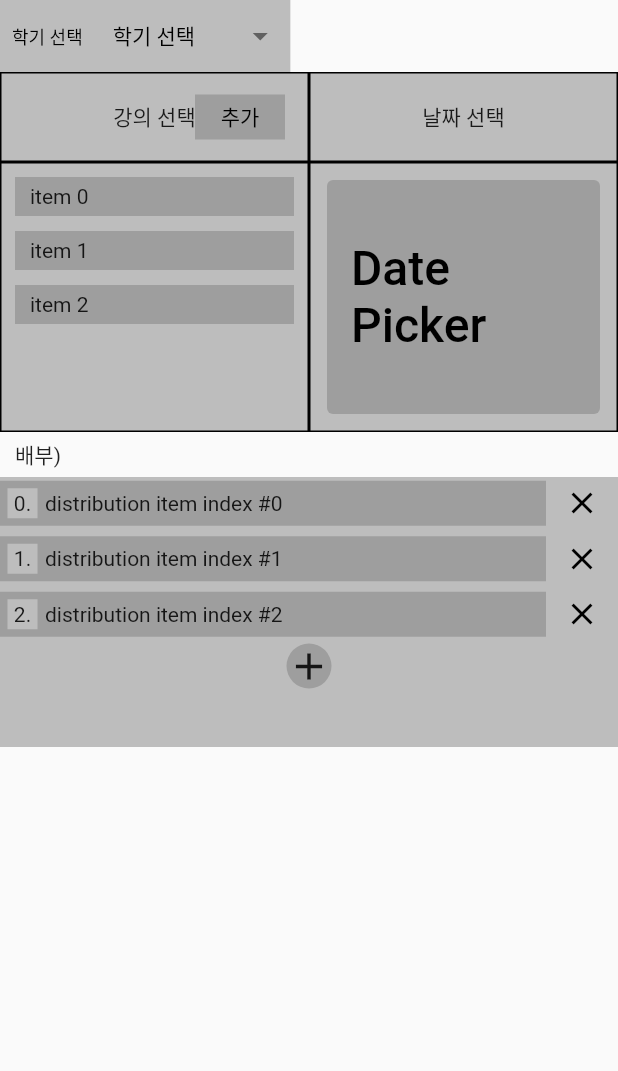
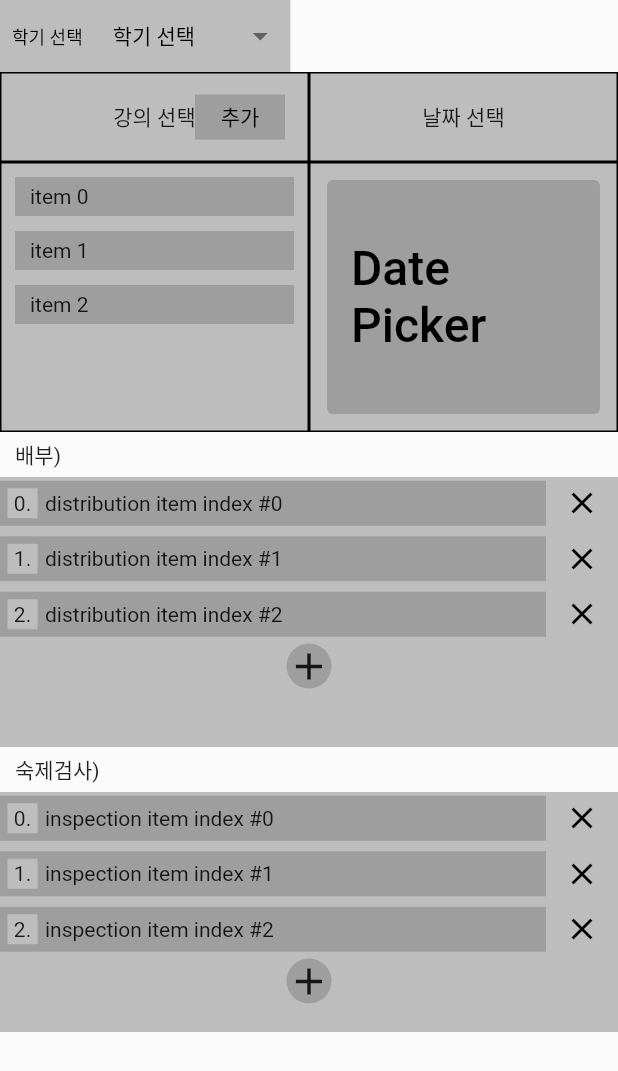
Before and after one commit to emotionalboySY/paper_check_dy, a Flutter app: the screen it shows after launch, on a phone screen of 412 x 824 dp. Shown: the top 1071 px of the screen. Run offline on Flutter 3.47's test engine with Material 2 defaults, Android fonts, the phone set to English and light mode, and no system bars.

Commit message:
feat: add inspection container

```diff
--- /dev/null
+++ b/lib/content_inspection.dart
@@ -0,0 +1,131 @@
+import 'package:flutter/material.dart';
+
+class ContentInspection extends StatefulWidget {
+  const ContentInspection({super.key});
+
+  @override
+  State<ContentInspection> createState() => _ContentInspectionState();
+}
+
+class _ContentInspectionState extends State<ContentInspection> {
+  @override
+  Widget build(BuildContext context) {
+    return Column(
+      children: [
+        const SizedBox(
+          height: 30,
+          child: Align(
+            alignment: Alignment.centerLeft,
+            child: Padding(
+              padding: EdgeInsets.only(left: 10.0),
+              child: Text("숙제검사)"),
+            ),
+          ),
+        ),
+        SizedBox(
+          height: 160,
+          width: double.infinity,
+          child: DecoratedBox(
+            decoration: BoxDecoration(
+              color: Colors.grey.shade400,
+            ),
+            child: Column(
+              children: [
+                ListView(
+                  shrinkWrap: true,
+                  children: List<Widget>.generate(
+                    3,
+                    (index) {
+                      return Padding(
+                        padding: const EdgeInsets.only(bottom: 2.0),
+                        child: SizedBox(
+                          height: 35,
+                          width: double.infinity,
+                          child: Row(
+                            children: [
+                              Expanded(
+                                child: SizedBox(
+                                  height: 30,
+                                  width: double.infinity,
+                                  child: DecoratedBox(
+                                    decoration: BoxDecoration(
+                                      color: Colors.grey.shade500,
+                                    ),
+                                    child: Row(
+                                      mainAxisAlignment:
+                                          MainAxisAlignment.start,
+                                      children: [
+                                        Padding(
+                                          padding: const EdgeInsets.symmetric(
+                                              horizontal: 5.0),
+                                          child: SizedBox(
+                                            width: 20,
+                                            height: 20,
+                                            child: DecoratedBox(
+                                              decoration: BoxDecoration(
+                                                color: Colors.grey.shade400,
+                                              ),
+                                              child: Center(
+                                                child: Text(
+                                                  "$index.",
+                                                ),
+                                              ),
+                                            ),
+                                          ),
+                                        ),
+                                        Text(
+                                          "inspection item index #$index",
+                                        )
+                                      ],
+                                    ),
+                                  ),
+                                ),
+                              ),
+                              Align(
+                                alignment: Alignment.centerRight,
+                                child: IconButton(
+                                  padding: EdgeInsets.zero,
+                                  onPressed: () {},
+                                  icon: const Icon(
+                                    Icons.close,
+                                    color: Colors.black,
+                                  ),
+                                ),
+                              ),
+                            ],
+                          ),
+                        ),
+                      );
+                    },
+                  ),
+                ),
+                Align(
+                  alignment: Alignment.center,
+                  child: SizedBox(
+                    width: 30,
+                    height: 30,
+                    child: DecoratedBox(
+                      decoration: BoxDecoration(
+                        shape: BoxShape.circle,
+                        color: Colors.grey.shade500,
+                      ),
+                      child: InkWell(
+                        onTap: () {},
+                        child: const Center(
+                          child: Icon(
+                            Icons.add,
+                            size: 30,
+                          ),
+                        ),
+                      ),
+                    ),
+                  ),
+                )
+              ],
+            ),
+          ),
+        ),
+      ],
+    );
+  }
+}
--- a/lib/content_main.dart
+++ b/lib/content_main.dart
@@ -1,5 +1,6 @@
 import 'package:flutter/material.dart';
 import 'package:paper_check_dy/content_distribution.dart';
+import 'package:paper_check_dy/content_inspection.dart';
 import 'package:paper_check_dy/content_selector_title.dart';
 import 'package:paper_check_dy/content_select_semester.dart';
 import 'package:paper_check_dy/content_selector_list.dart';
@@ -21,6 +22,7 @@ class _MainState extends State<Main> {
           ContentSelectorTitle(),
           ContentSelectorList(),
           ContentDistribution(),
+          ContentInspection(),
         ],
       ),
     );
```
